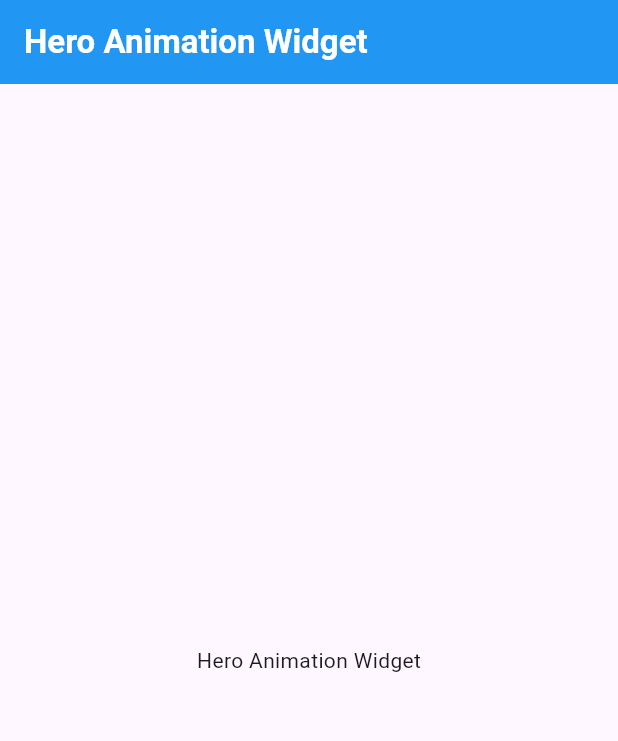
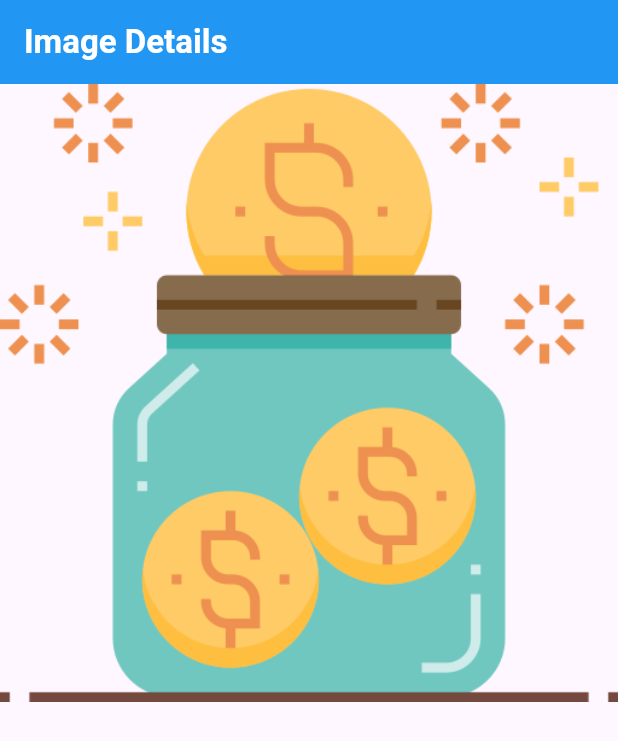
Before and after one commit to alhasann351/hero_animation_widget, a Flutter app: the screen it shows after launch, on a phone screen of 412 x 824 dp. Shown: the top 741 px of the screen. Run offline on Flutter 3.47's test engine with Material 3 defaults, Android fonts, the phone set to English and light mode, and no system bars.

Commit message:
images-bgscreen-added

```diff
--- /dev/null
+++ b/lib/bg_screen.dart
@@ -0,0 +1,35 @@
+import 'package:flutter/material.dart';
+
+class BgScreen extends StatefulWidget {
+  const BgScreen({super.key});
+
+  @override
+  State<BgScreen> createState() => _BgScreenState();
+}
+
+class _BgScreenState extends State<BgScreen> {
+  @override
+  Widget build(BuildContext context) {
+    return Scaffold(
+      appBar: AppBar(
+        backgroundColor: Colors.blue,
+        title: const Text(
+          'Image Details',
+          style: TextStyle(
+            fontWeight: FontWeight.bold,
+            fontSize: 22,
+            color: Colors.white,
+          ),
+        ),
+      ),
+      body: SizedBox(
+        child: Hero(
+          tag: 'bg',
+          child: Image.asset(
+            'assets/images/saving.png',
+          ),
+        ),
+      ),
+    );
+  }
+}
--- a/lib/main.dart
+++ b/lib/main.dart
@@ -1,4 +1,6 @@
+import 'package:flutter/cupertino.dart';
 import 'package:flutter/material.dart';
+import 'package:hero_animation_widget/bg_screen.dart';
 
 void main() {
   runApp(const MyApp());
@@ -11,7 +13,7 @@ class MyApp extends StatelessWidget {
   Widget build(BuildContext context) {
     return const MaterialApp(
       debugShowCheckedModeBanner: false,
-      home: MyHomePage(),
+      home: BgScreen(),
     );
   }
 }
@@ -38,12 +40,19 @@ class _MyHomePageState extends State<MyHomePage> {
           ),
         ),
       ),
-      body: const Center(
+      body: Center(
         child: Column(
           mainAxisAlignment: MainAxisAlignment.center,
           children: [
-            Text(
-              'Hero Animation Widget',
+            SizedBox(
+              child: Hero(
+                tag: 'bg',
+                child: Image.asset(
+                  'assets/images/saving.png',
+                  height: 100,
+                  width: 150,
+                ),
+              ),
             ),
           ],
         ),
--- a/pubspec.yaml
+++ b/pubspec.yaml
@@ -59,8 +59,8 @@ flutter:
   uses-material-design: true
 
   # To add assets to your application, add an assets section, like this:
-  # assets:
-  #   - images/a_dot_burr.jpeg
+  assets:
+    - assets/images/
   #   - images/a_dot_ham.jpeg
 
   # An image asset can refer to one or more resolution-specific "variants", see
```
Also changed, not shown: assets/images/money.png (added), assets/images/saving.png (added).
